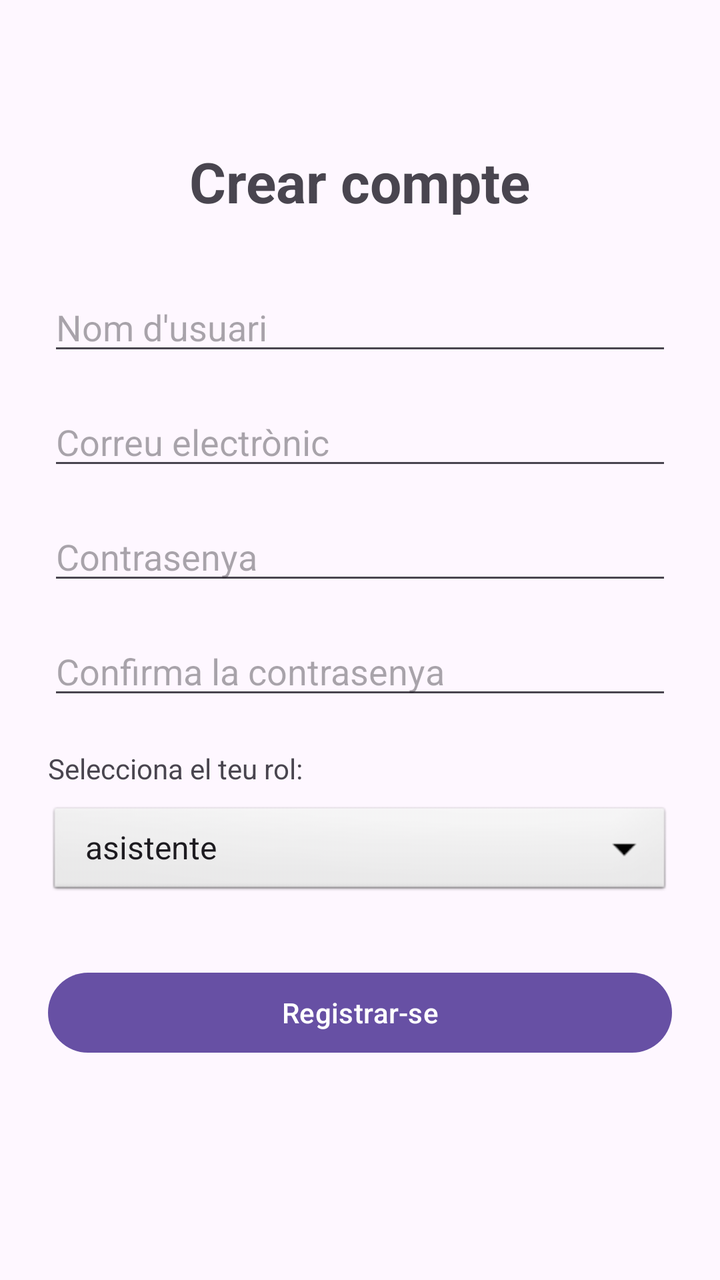
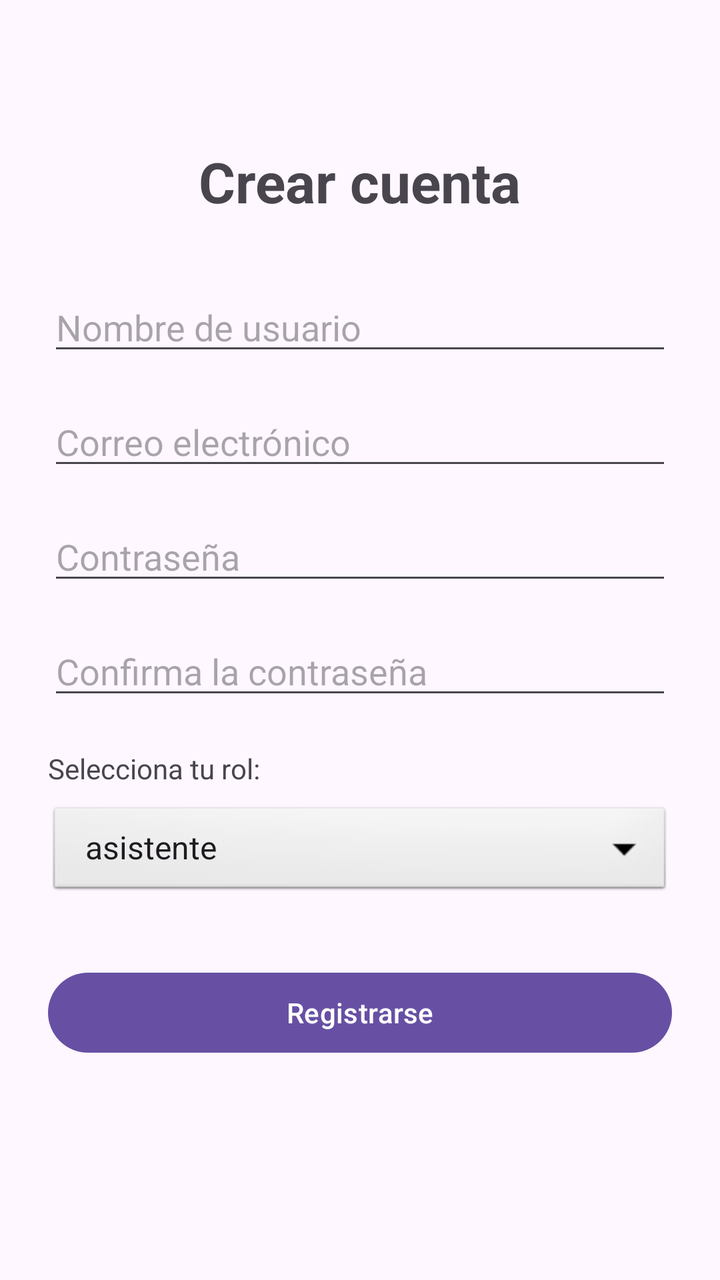

Compare the two renders of this Android layout. The source of the first and the diff that turns it into the second are given below.
<!-- AndroidManifest.xml: application theme Theme.Projecte -->
<!-- res/layout/activity_sign_up.xml -->
<?xml version="1.0" encoding="utf-8"?>
<androidx.constraintlayout.widget.ConstraintLayout
    xmlns:android="http://schemas.android.com/apk/res/android"
    xmlns:app="http://schemas.android.com/apk/res-auto"
    android:id="@+id/main"
    android:layout_width="match_parent"
    android:layout_height="match_parent"
    android:padding="24dp">

    <TextView
        android:id="@+id/tvTitol"
        android:layout_width="wrap_content"
        android:layout_height="wrap_content"
        android:text="Crear compte"
        android:textSize="28sp"
        android:textStyle="bold"
        app:layout_constraintTop_toTopOf="parent"
        app:layout_constraintStart_toStartOf="parent"
        app:layout_constraintEnd_toEndOf="parent"
        android:layout_marginTop="48dp"/>

    <EditText
        android:id="@+id/etNom"
        android:layout_width="0dp"
        android:layout_height="wrap_content"
        android:hint="Nom d'usuari"
        android:inputType="text"
        app:layout_constraintTop_toBottomOf="@id/tvTitol"
        app:layout_constraintStart_toStartOf="parent"
        app:layout_constraintEnd_toEndOf="parent"
        android:layout_marginTop="32dp"/>

    <EditText
        android:id="@+id/etCorreo"
        android:layout_width="0dp"
        android:layout_height="wrap_content"
        android:hint="Correu electrònic"
        android:inputType="textEmailAddress"
        app:layout_constraintTop_toBottomOf="@id/etNom"
        app:layout_constraintStart_toStartOf="parent"
        app:layout_constraintEnd_toEndOf="parent"
        android:layout_marginTop="16dp"/>

    <EditText
        android:id="@+id/etContrasenya"
        android:layout_width="0dp"
        android:layout_height="wrap_content"
        android:hint="Contrasenya"
        android:inputType="textPassword"
        app:layout_constraintTop_toBottomOf="@id/etCorreo"
        app:layout_constraintStart_toStartOf="parent"
        app:layout_constraintEnd_toEndOf="parent"
        android:layout_marginTop="16dp"/>

    <EditText
        android:id="@+id/etConfirmaContrasenya"
        android:layout_width="0dp"
        android:layout_height="wrap_content"
        android:hint="Confirma la contrasenya"
        android:inputType="textPassword"
        app:layout_constraintTop_toBottomOf="@id/etContrasenya"
        app:layout_constraintStart_toStartOf="parent"
        app:layout_constraintEnd_toEndOf="parent"
        android:layout_marginTop="16dp"/>

    <TextView
        android:id="@+id/tvRolLabel"
        android:layout_width="wrap_content"
        android:layout_height="wrap_content"
        android:text="Selecciona el teu rol:"
        android:layout_marginTop="20dp"
        app:layout_constraintTop_toBottomOf="@id/etConfirmaContrasenya"
        app:layout_constraintStart_toStartOf="parent" />

    <Spinner
        android:id="@+id/spinnerRol"
        android:layout_width="0dp"
        android:layout_height="wrap_content"
        android:layout_marginTop="8dp"
        android:minHeight="48dp"
        android:background="@android:drawable/btn_dropdown"
        android:entries="@array/roles_array"
        app:layout_constraintTop_toBottomOf="@id/tvRolLabel"
        app:layout_constraintStart_toStartOf="parent"
        app:layout_constraintEnd_toEndOf="parent" />

    <Button
        android:id="@+id/btnRegistrar"
        android:layout_width="0dp"
        android:layout_height="wrap_content"
        android:text="Registrar-se"
        android:layout_marginTop="32dp"
        app:layout_constraintTop_toBottomOf="@id/spinnerRol"
        app:layout_constraintStart_toStartOf="parent"
        app:layout_constraintEnd_toEndOf="parent"/>

    <TextView
        android:id="@+id/tvError"
        android:layout_width="0dp"
        android:layout_height="wrap_content"
        android:text=""
        android:textColor="#D32F2F"
        android:textAlignment="center"
        android:layout_marginTop="16dp"
        app:layout_constraintTop_toBottomOf="@id/btnRegistrar"
        app:layout_constraintStart_toStartOf="parent"
        app:layout_constraintEnd_toEndOf="parent"/>

</androidx.constraintlayout.widget.ConstraintLayout>
<!-- resources referenced by this layout -->
<resources>
  <string-array name="roles_array">
          <item>asistente</item>
          <item>banda</item>
      </string-array>
  <style name="Theme.Projecte" parent="Base.Theme.Projecte" />
  <style name="Base.Theme.Projecte" parent="Theme.Material3.DayNight.NoActionBar">
          
          
      </style>
</resources>

<!-- the commit's change to res/layout/activity_sign_up.xml (unified diff, before → after) -->
@@ -11,7 +11,7 @@
         android:id="@+id/tvTitol"
         android:layout_width="wrap_content"
         android:layout_height="wrap_content"
-        android:text="Crear compte"
+        android:text="Crear cuenta"
         android:textSize="28sp"
         android:textStyle="bold"
         app:layout_constraintTop_toTopOf="parent"
@@ -23,7 +23,7 @@
         android:id="@+id/etNom"
         android:layout_width="0dp"
         android:layout_height="wrap_content"
-        android:hint="Nom d'usuari"
+        android:hint="Nombre de usuario"
         android:inputType="text"
         app:layout_constraintTop_toBottomOf="@id/tvTitol"
         app:layout_constraintStart_toStartOf="parent"
@@ -34,7 +34,7 @@
         android:id="@+id/etCorreo"
         android:layout_width="0dp"
         android:layout_height="wrap_content"
-        android:hint="Correu electrònic"
+        android:hint="Correo electrónico"
         android:inputType="textEmailAddress"
         app:layout_constraintTop_toBottomOf="@id/etNom"
         app:layout_constraintStart_toStartOf="parent"
@@ -45,7 +45,7 @@
         android:id="@+id/etContrasenya"
         android:layout_width="0dp"
         android:layout_height="wrap_content"
-        android:hint="Contrasenya"
+        android:hint="Contraseña"
         android:inputType="textPassword"
         app:layout_constraintTop_toBottomOf="@id/etCorreo"
         app:layout_constraintStart_toStartOf="parent"
@@ -56,7 +56,7 @@
         android:id="@+id/etConfirmaContrasenya"
         android:layout_width="0dp"
         android:layout_height="wrap_content"
-        android:hint="Confirma la contrasenya"
+        android:hint="Confirma la contraseña"
         android:inputType="textPassword"
         app:layout_constraintTop_toBottomOf="@id/etContrasenya"
         app:layout_constraintStart_toStartOf="parent"
@@ -67,7 +67,7 @@
         android:id="@+id/tvRolLabel"
         android:layout_width="wrap_content"
         android:layout_height="wrap_content"
-        android:text="Selecciona el teu rol:"
+        android:text="Selecciona tu rol:"
         android:layout_marginTop="20dp"
         app:layout_constraintTop_toBottomOf="@id/etConfirmaContrasenya"
         app:layout_constraintStart_toStartOf="parent" />
@@ -88,7 +88,7 @@
         android:id="@+id/btnRegistrar"
         android:layout_width="0dp"
         android:layout_height="wrap_content"
-        android:text="Registrar-se"
+        android:text="Registrarse"
         android:layout_marginTop="32dp"
         app:layout_constraintTop_toBottomOf="@id/spinnerRol"
         app:layout_constraintStart_toStartOf="parent"
